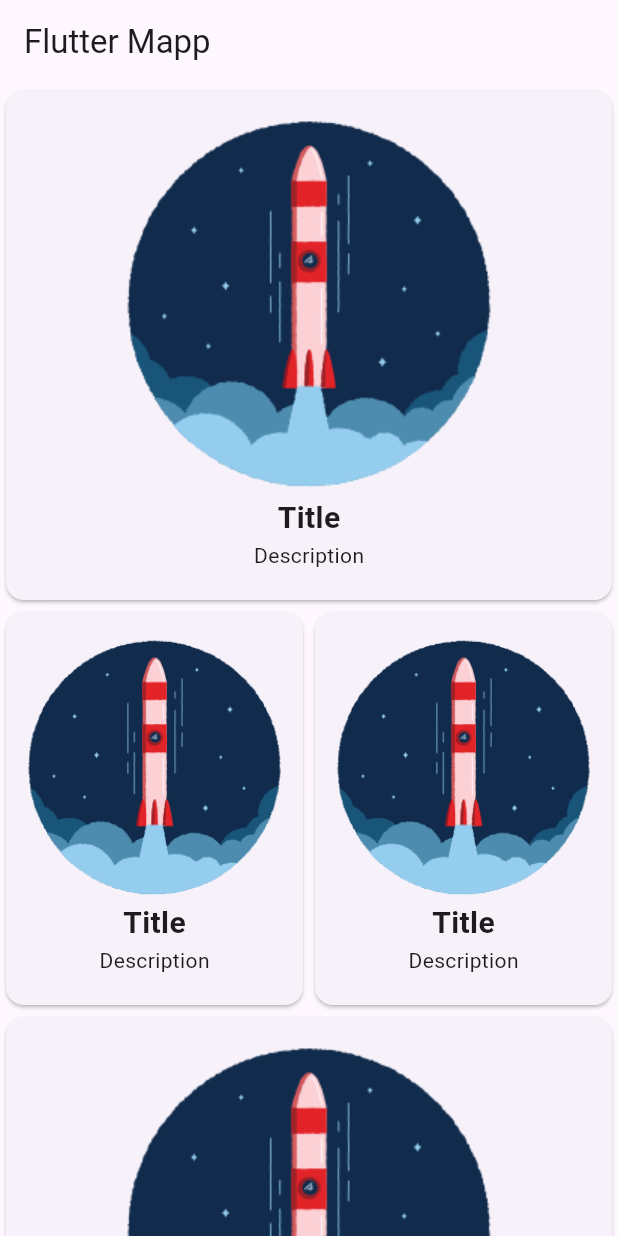
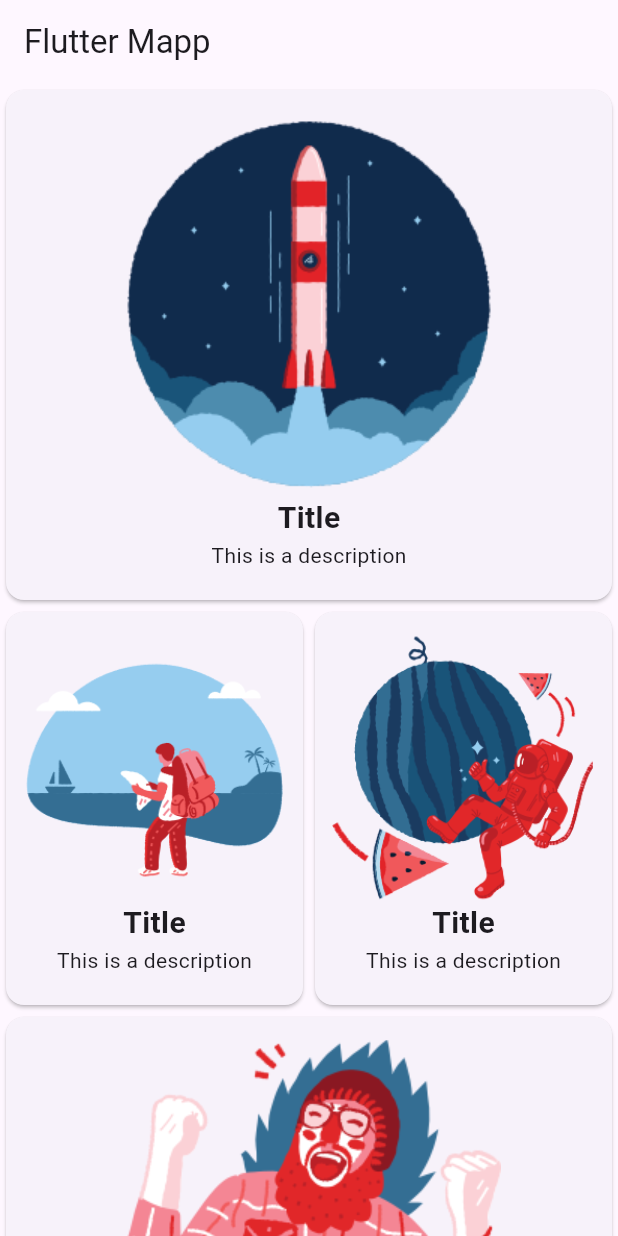
Before and after one commit to 00ZRHun/Flutter_Crash_Course, a Flutter app: the screen it shows after launch, on a phone screen of 412 x 824 dp. Run offline on Flutter 3.47's test engine with Material 2 defaults, Android fonts, the phone set to English and light mode, and no system bars.

Commit message:
pass data

```diff
--- a/lib/pages/home_page.dart
+++ b/lib/pages/home_page.dart
@@ -13,18 +13,30 @@ class HomePage extends StatelessWidget {
       body: SingleChildScrollView(
         child: Column(
           children: [
-            const CardWidget(),
+            const CardWidget(
+              title: 'Rocket',
+              imagePath: 'images/rocket.png',
+            ),
             Row(
               children: const [
                 Expanded(
-                  child: CardWidget(),
+                  child: CardWidget(
+                    title: 'Rocket',
+                    imagePath: 'images/travel.png',
+                  ),
                 ),
                 Expanded(
-                  child: CardWidget(),
+                  child: CardWidget(
+                    title: 'Rocket',
+                    imagePath: 'images/space.png',
+                  ),
                 ),
               ],
             ),
-            const CardWidget(),
+            const CardWidget(
+              title: 'Rocket',
+              imagePath: 'images/yeah.png',
+            ),
           ],
         ),
       ),
--- a/lib/widget/card_widget.dart
+++ b/lib/widget/card_widget.dart
@@ -2,7 +2,14 @@ import 'package:flutter/material.dart';
 import 'package:flutter_youtube/core/constant.dart';
 
 class CardWidget extends StatelessWidget {
-  const CardWidget({super.key});
+  const CardWidget({
+    super.key,
+    required this.title,
+    required this.imagePath,
+  });
+
+  final String title;
+  final String imagePath;
 
   @override
   Widget build(BuildContext context) {
@@ -14,7 +21,7 @@ class CardWidget extends StatelessWidget {
         child: Column(
           children: [
             const SizedBox(height: kDouble5),
-            Image.asset('images/rocket.png'),
+            Image.asset(imagePath),
             const Text(
               'Title',
               style: TextStyle(
@@ -22,7 +29,7 @@ class CardWidget extends StatelessWidget {
                 fontWeight: FontWeight.bold,
               ),
             ),
-            const Text('Description'),
+            const Text('This is a description'),
             const SizedBox(height: kDouble10)
           ],
         ),
```
